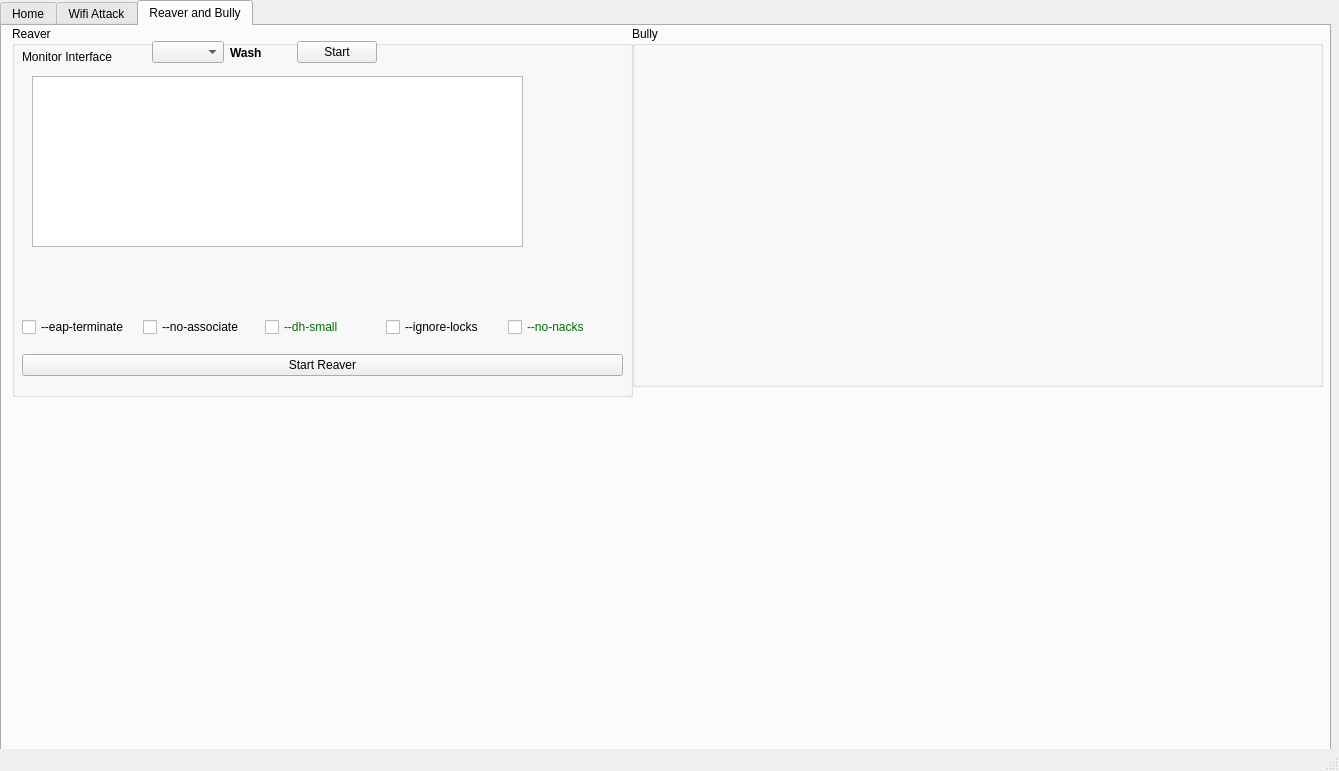
houcy/wifern, file wifern.ui: the form before one commit.
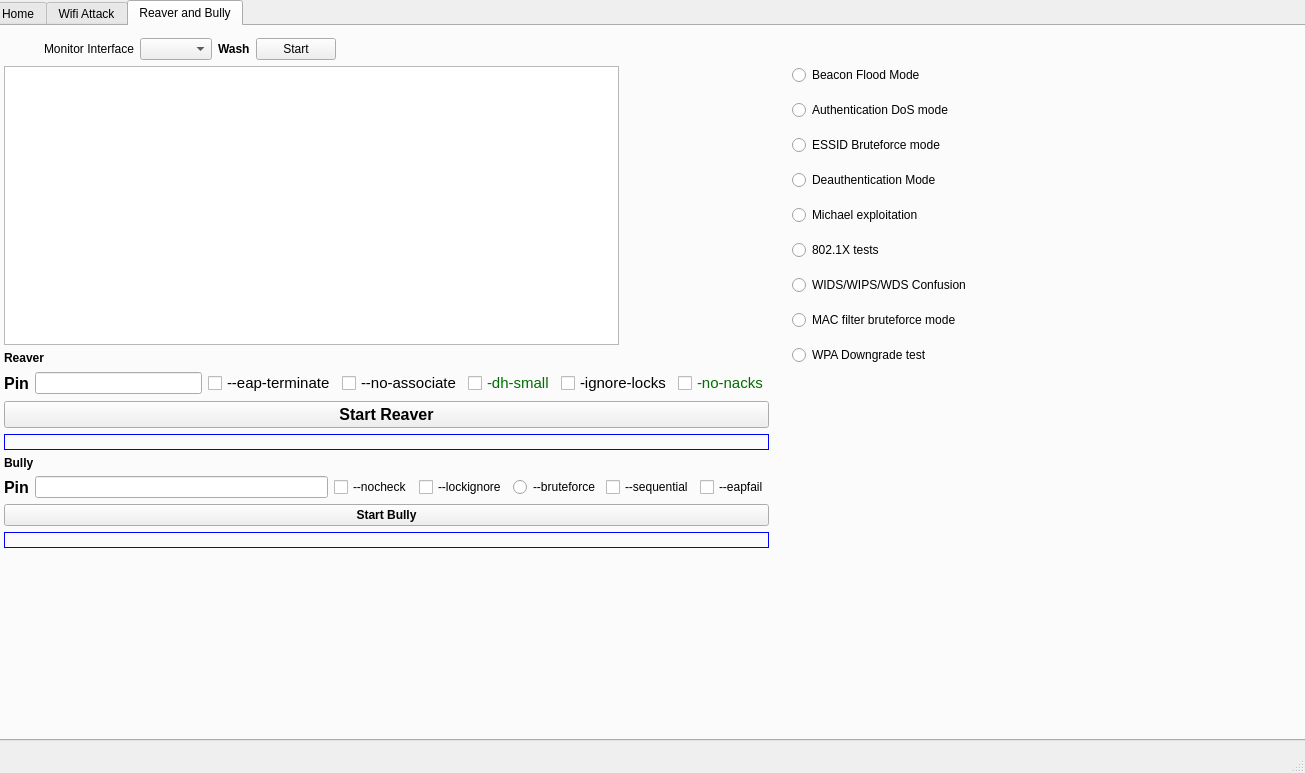
The form after the commit. The open tabs and pages were chosen to show the change. Icons and pictures are not drawn.

```diff
--- a/wifern.ui
+++ b/wifern.ui
@@ -6,8 +6,8 @@
    <rect>
     <x>0</x>
     <y>0</y>
-    <width>1339</width>
-    <height>771</height>
+    <width>1305</width>
+    <height>773</height>
    </rect>
   </property>
   <property name="sizePolicy">
@@ -17,7 +17,7 @@
    </sizepolicy>
   </property>
   <property name="windowTitle">
-   <string>MainWindow</string>
+   <string>Wifern</string>
   </property>
   <property name="toolButtonStyle">
    <enum>Qt::ToolButtonIconOnly</enum>
@@ -26,10 +26,10 @@
    <widget class="QTabWidget" name="tabWidget">
     <property name="geometry">
      <rect>
-      <x>0</x>
+      <x>-10</x>
       <y>0</y>
-      <width>1331</width>
-      <height>771</height>
+      <width>1431</width>
+      <height>741</height>
      </rect>
     </property>
     <property name="sizePolicy">
@@ -50,6 +50,9 @@
       <height>30</height>
      </size>
     </property>
+    <property name="documentMode">
+     <bool>false</bool>
+    </property>
     <widget class="QWidget" name="home_tab">
      <attribute name="icon">
       <iconset resource="Resources/wifern.qrc">
@@ -85,55 +88,13 @@
          <property name="alignment">
           <set>Qt::AlignLeading|Qt::AlignLeft|Qt::AlignTop</set>
          </property>
-         <widget class="QTableWidget" name="my_tableWidget">
-          <property name="geometry">
-           <rect>
-            <x>0</x>
-            <y>110</y>
-            <width>271</width>
-            <height>561</height>
-           </rect>
-          </property>
-          <property name="font">
-           <font>
-            <pointsize>10</pointsize>
-           </font>
-          </property>
-          <property name="styleSheet">
-           <string notr="true">color:rgb(0, 109, 0)</string>
-          </property>
-          <property name="frameShape">
-           <enum>QFrame::StyledPanel</enum>
-          </property>
-          <property name="selectionMode">
-           <enum>QAbstractItemView::SingleSelection</enum>
-          </property>
-          <property name="selectionBehavior">
-           <enum>QAbstractItemView::SelectRows</enum>
-          </property>
-          <column>
-           <property name="text">
-            <string>Program</string>
-           </property>
-          </column>
-          <column>
-           <property name="text">
-            <string>Available</string>
-           </property>
-          </column>
-          <column>
-           <property name="text">
-            <string>Required</string>
-           </property>
-          </column>
-         </widget>
          <widget class="QGroupBox" name="groupBox_2">
           <property name="geometry">
            <rect>
             <x>290</x>
             <y>0</y>
-            <width>1001</width>
-            <height>691</height>
+            <width>971</width>
+            <height>671</height>
            </rect>
           </property>
           <property name="title">
@@ -143,9 +104,9 @@
            <property name="geometry">
             <rect>
              <x>10</x>
-             <y>30</y>
-             <width>251</width>
-             <height>141</height>
+             <y>20</y>
+             <width>286</width>
+             <height>187</height>
             </rect>
            </property>
            <property name="title">
@@ -156,8 +117,8 @@
              <rect>
               <x>10</x>
               <y>20</y>
-              <width>224</width>
-              <height>109</height>
+              <width>266</width>
+              <height>147</height>
              </rect>
             </property>
             <layout class="QGridLayout" name="gridLayout_2">
@@ -170,19 +131,6 @@
              </item>
              <item row="1" column="0">
               <layout class="QGridLayout" name="gridLayout">
-               <item row="0" column="0">
-                <widget class="QComboBox" name="adapters_comboBox"/>
-               </item>
-               <item row="0" column="1">
-                <widget class="QPushButton" name="wlan0_monitor_Button">
-                 <property name="text">
-                  <string>&lt;- Monitor Mode</string>
-                 </property>
-                </widget>
-               </item>
-               <item row="1" column="0">
-                <widget class="QComboBox" name="monitors_comboBox"/>
-               </item>
                <item row="1" column="1">
                 <widget class="QPushButton" name="wlan1_monitor_button">
                  <property name="text">
@@ -190,6 +138,45 @@
                  </property>
                 </widget>
                </item>
+               <item row="1" column="0">
+                <widget class="QComboBox" name="monitors_comboBox"/>
+               </item>
+               <item row="0" column="1">
+                <widget class="QPushButton" name="wlan0_monitor_Button">
+                 <property name="text">
+                  <string>&lt;- Monitor Mode</string>
+                 </property>
+                </widget>
+               </item>
+               <item row="0" column="0">
+                <widget class="QComboBox" name="adapters_comboBox"/>
+               </item>
+               <item row="2" column="1">
+                <spacer name="verticalSpacer">
+                 <property name="orientation">
+                  <enum>Qt::Vertical</enum>
+                 </property>
+                 <property name="sizeHint" stdset="0">
+                  <size>
+                   <width>20</width>
+                   <height>40</height>
+                  </size>
+                 </property>
+                </spacer>
+               </item>
+               <item row="2" column="0">
+                <spacer name="verticalSpacer_2">
+                 <property name="orientation">
+                  <enum>Qt::Vertical</enum>
+                 </property>
+                 <property name="sizeHint" stdset="0">
+                  <size>
+                   <width>20</width>
+                   <height>40</height>
+                  </size>
+                 </property>
+                </spacer>
+               </item>
               </layout>
              </item>
             </layout>
@@ -198,8 +185,8 @@
           <widget class="QGroupBox" name="groupBox_3">
            <property name="geometry">
             <rect>
-             <x>270</x>
-             <y>0</y>
+             <x>310</x>
+             <y>10</y>
              <width>531</width>
              <height>261</height>
             </rect>
@@ -207,7 +194,7 @@
            <property name="title">
             <string>Wordlist Tools</string>
            </property>
-           <widget class="QWidget" name="">
+           <widget class="QWidget" name="layoutWidget">
             <property name="geometry">
              <rect>
               <x>1</x>
@@ -296,7 +283,7 @@
           <widget class="QLCDNumber" name="lcd_time_Number">
            <property name="geometry">
             <rect>
-             <x>900</x>
+             <x>860</x>
              <y>0</y>
              <width>111</width>
              <height>31</height>
@@ -313,16 +300,134 @@
             <string notr="true">color:rgb(255, 0, 0)</string>
            </property>
           </widget>
+          <widget class="QGroupBox" name="groupBox_5">
+           <property name="geometry">
+            <rect>
+             <x>30</x>
+             <y>210</y>
+             <width>251</width>
+             <height>121</height>
+            </rect>
+           </property>
+           <property name="title">
+            <string>GroupBox</string>
+           </property>
+           <widget class="QLineEdit" name="mac_gen_lineEdit">
+            <property name="geometry">
+             <rect>
+              <x>150</x>
+              <y>80</y>
+              <width>91</width>
+              <height>31</height>
+             </rect>
+            </property>
+           </widget>
+           <widget class="QPushButton" name="mac_gen_Button">
+            <property name="geometry">
+             <rect>
+              <x>17</x>
+              <y>80</y>
+              <width>127</width>
+              <height>31</height>
+             </rect>
+            </property>
+            <property name="text">
+             <string>Generate MAC's</string>
+            </property>
+           </widget>
+           <widget class="QLabel" name="label_11">
+            <property name="geometry">
+             <rect>
+              <x>17</x>
+              <y>25</y>
+              <width>231</width>
+              <height>51</height>
+             </rect>
+            </property>
+            <property name="text">
+             <string>Generate MAC addresses for use with mdk3 and store in wifern.txt</string>
+            </property>
+            <property name="wordWrap">
+             <bool>true</bool>
+            </property>
+           </widget>
+          </widget>
+         </widget>
+         <widget class="QGroupBox" name="groupBox_4">
+          <property name="geometry">
+           <rect>
+            <x>0</x>
+            <y>20</y>
+            <width>291</width>
+            <height>681</height>
+           </rect>
+          </property>
+          <property name="title">
+           <string/>
+          </property>
+          <widget class="QTableWidget" name="my_tableWidget">
+           <property name="geometry">
+            <rect>
+             <x>10</x>
+             <y>90</y>
+             <width>271</width>
+             <height>561</height>
+            </rect>
+           </property>
+           <property name="sizePolicy">
+            <sizepolicy hsizetype="Fixed" vsizetype="Fixed">
+             <horstretch>0</horstretch>
+             <verstretch>0</verstretch>
+            </sizepolicy>
+           </property>
+           <property name="font">
+            <font>
+             <pointsize>10</pointsize>
+            </font>
+           </property>
+           <property name="styleSheet">
+            <string notr="true">color:rgb(0, 109, 0)</string>
+           </property>
+           <property name="frameShape">
+            <enum>QFrame::StyledPanel</enum>
+           </property>
+           <property name="selectionMode">
+            <enum>QAbstractItemView::SingleSelection</enum>
+           </property>
+           <property name="selectionBehavior">
+            <enum>QAbstractItemView::SelectRows</enum>
+           </property>
+           <column>
+            <property name="text">
+             <string>Program</string>
+            </property>
+           </column>
+           <column>
+            <property name="text">
+             <string>Available</string>
+            </property>
+           </column>
+           <column>
+            <property name="text">
+             <string>Required</string>
+            </property>
+           </column>
          </widget>
          <widget class="QLabel" name="label_5">
           <property name="geometry">
            <rect>
             <x>10</x>
-            <y>20</y>
+             <y>0</y>
             <width>281</width>
             <height>91</height>
            </rect>
           </property>
+           <property name="sizePolicy">
+            <sizepolicy hsizetype="Fixed" vsizetype="Fixed">
+             <horstretch>0</horstretch>
+             <verstretch>0</verstretch>
+            </sizepolicy>
+           </property>
           <property name="text">
            <string>This is a list of programs that are required for the application to run smothly and some programs that help you with diferent aspects of your network testing.</string>
           </property>
@@ -331,6 +436,7 @@
           </property>
          </widget>
         </widget>
+        </widget>
        </item>
       </layout>
      </widget>
@@ -346,7 +452,7 @@
      <widget class="QPushButton" name="access_pointScan_Button">
       <property name="geometry">
        <rect>
-        <x>0</x>
+        <x>40</x>
         <y>10</y>
         <width>181</width>
         <height>31</height>
@@ -365,9 +471,9 @@
      <widget class="QTableView" name="accessPointTable">
       <property name="geometry">
        <rect>
-        <x>0</x>
+        <x>30</x>
         <y>50</y>
-        <width>1041</width>
+        <width>1011</width>
         <height>611</height>
        </rect>
       </property>
@@ -399,8 +505,8 @@
      <widget class="QGroupBox" name="EncryptionGroupBox">
       <property name="geometry">
        <rect>
-        <x>1050</x>
-        <y>50</y>
+        <x>1060</x>
+        <y>90</y>
         <width>241</width>
         <height>71</height>
        </rect>
@@ -451,8 +557,8 @@
      <widget class="QGroupBox" name="dictionary_groupBox">
       <property name="geometry">
        <rect>
-        <x>1050</x>
-        <y>130</y>
+        <x>1060</x>
+        <y>170</y>
         <width>241</width>
         <height>91</height>
        </rect>
@@ -487,8 +593,8 @@
      <widget class="QGroupBox" name="Clients_Groupbox">
       <property name="geometry">
        <rect>
-        <x>1050</x>
-        <y>230</y>
+        <x>1060</x>
+        <y>270</y>
         <width>231</width>
         <height>141</height>
        </rect>
@@ -523,8 +629,8 @@
      <widget class="QGroupBox" name="toolbox_groupBox">
       <property name="geometry">
        <rect>
-        <x>1050</x>
-        <y>390</y>
+        <x>1060</x>
+        <y>430</y>
         <width>241</width>
         <height>171</height>
        </rect>
@@ -619,48 +725,172 @@
      <attribute name="title">
       <string>Reaver and Bully</string>
      </attribute>
-     <widget class="QGroupBox" name="reaver_groupBox">
+     <widget class="QWidget" name="layoutWidget">
       <property name="geometry">
        <rect>
-        <x>10</x>
-        <y>0</y>
-        <width>621</width>
-        <height>371</height>
+        <x>800</x>
+        <y>30</y>
+        <width>222</width>
+        <height>322</height>
        </rect>
       </property>
-      <property name="styleSheet">
-       <string notr="true"/>
-      </property>
-      <property name="title">
-       <string>Reaver</string>
-      </property>
+      <layout class="QVBoxLayout" name="verticalLayout_6">
+       <item>
+        <widget class="QRadioButton" name="radioButton_9">
+         <property name="text">
+          <string>Beacon Flood Mode</string>
+         </property>
+        </widget>
+       </item>
+       <item>
+        <widget class="QRadioButton" name="radioButton_8">
+         <property name="text">
+          <string>Authentication DoS mode</string>
+         </property>
+        </widget>
+       </item>
+       <item>
+        <widget class="QRadioButton" name="radioButton_6">
+         <property name="text">
+          <string>ESSID Bruteforce mode</string>
+         </property>
+        </widget>
+       </item>
+       <item>
+        <widget class="QRadioButton" name="radioButton_5">
+         <property name="text">
+          <string>Deauthentication Mode</string>
+         </property>
+        </widget>
+       </item>
+       <item>
+        <widget class="QRadioButton" name="radioButton_4">
+         <property name="text">
+          <string>Michael exploitation</string>
+         </property>
+        </widget>
+       </item>
+       <item>
+        <widget class="QRadioButton" name="radioButton_7">
+         <property name="text">
+          <string>802.1X tests</string>
+         </property>
+        </widget>
+       </item>
+       <item>
+        <widget class="QRadioButton" name="radioButton_3">
+         <property name="text">
+          <string>WIDS/WIPS/WDS Confusion</string>
+         </property>
+        </widget>
+       </item>
+       <item>
+        <widget class="QRadioButton" name="radioButton">
+         <property name="text">
+          <string>MAC filter bruteforce mode</string>
+         </property>
+        </widget>
+       </item>
+       <item>
+        <widget class="QRadioButton" name="radioButton_2">
+         <property name="text">
+          <string>WPA Downgrade test</string>
+         </property>
+        </widget>
+       </item>
+      </layout>
+     </widget>
+     <widget class="QWidget" name="layoutWidget">
+      <property name="geometry">
+       <rect>
+        <x>12</x>
+        <y>12</y>
+        <width>765</width>
+        <height>510</height>
+       </rect>
+      </property>
+      <layout class="QVBoxLayout" name="verticalLayout_4">
+       <item>
+        <layout class="QVBoxLayout" name="verticalLayout">
+         <item>
+          <layout class="QHBoxLayout" name="horizontalLayout_3">
+           <item>
+            <spacer name="horizontalSpacer">
+             <property name="orientation">
+              <enum>Qt::Horizontal</enum>
+             </property>
+             <property name="sizeType">
+              <enum>QSizePolicy::Minimum</enum>
+             </property>
+             <property name="sizeHint" stdset="0">
+              <size>
+               <width>40</width>
+               <height>20</height>
+              </size>
+             </property>
+            </spacer>
+           </item>
+           <item>
       <widget class="QLabel" name="label_3">
-       <property name="geometry">
-        <rect>
-         <x>10</x>
-         <y>20</y>
-         <width>131</width>
-         <height>21</height>
-        </rect>
-       </property>
        <property name="text">
         <string>Monitor Interface</string>
        </property>
       </widget>
+           </item>
+           <item>
+            <layout class="QHBoxLayout" name="horizontalLayout_2">
+             <item>
+              <widget class="QComboBox" name="Monitor_select_comboBox"/>
+             </item>
+             <item>
+              <widget class="QLabel" name="label_4">
+               <property name="font">
+                <font>
+                 <weight>75</weight>
+                 <bold>true</bold>
+                </font>
+               </property>
+               <property name="text">
+                <string>Wash</string>
+               </property>
+              </widget>
+             </item>
+             <item>
+              <widget class="QPushButton" name="start_wash_Button">
+               <property name="text">
+                <string>Start</string>
+               </property>
+              </widget>
+             </item>
+             <item>
+              <spacer name="horizontalSpacer_2">
+               <property name="orientation">
+                <enum>Qt::Horizontal</enum>
+               </property>
+               <property name="sizeType">
+                <enum>QSizePolicy::Expanding</enum>
+               </property>
+               <property name="sizeHint" stdset="0">
+                <size>
+                 <width>40</width>
+                 <height>20</height>
+                </size>
+               </property>
+              </spacer>
+             </item>
+            </layout>
+           </item>
+          </layout>
+         </item>
+         <item>
+          <layout class="QHBoxLayout" name="horizontalLayout_6">
+           <item>
       <widget class="QTableView" name="wash_tableView">
-       <property name="geometry">
-        <rect>
-         <x>20</x>
-         <y>50</y>
-         <width>491</width>
-         <height>171</height>
-        </rect>
-       </property>
        <property name="font">
         <font>
          <pointsize>11</pointsize>
-         <weight>75</weight>
-         <bold>true</bold>
+               <weight>50</weight>
+               <bold>false</bold>
         </font>
        </property>
        <property name="autoFillBackground">
@@ -700,71 +930,98 @@
         <bool>false</bool>
        </property>
       </widget>
-      <widget class="QWidget" name="layoutWidget_2">
-       <property name="geometry">
-        <rect>
-         <x>140</x>
-         <y>10</y>
-         <width>225</width>
-         <height>33</height>
-        </rect>
-       </property>
-       <layout class="QHBoxLayout" name="horizontalLayout_2">
-        <item>
-         <widget class="QComboBox" name="Monitor_select_comboBox"/>
         </item>
         <item>
-         <widget class="QLabel" name="label_4">
-          <property name="font">
-           <font>
-            <weight>75</weight>
-            <bold>true</bold>
-           </font>
-          </property>
-          <property name="text">
-           <string>Wash</string>
-          </property>
-         </widget>
-        </item>
-        <item>
-         <widget class="QPushButton" name="start_wash_Button">
-          <property name="text">
-           <string>Start</string>
-          </property>
-         </widget>
-        </item>
-       </layout>
-      </widget>
+            <spacer name="horizontalSpacer_3">
+             <property name="orientation">
+              <enum>Qt::Horizontal</enum>
+             </property>
+             <property name="sizeType">
+              <enum>QSizePolicy::Preferred</enum>
+             </property>
+             <property name="sizeHint" stdset="0">
+              <size>
+               <width>150</width>
+               <height>20</height>
+              </size>
+             </property>
+            </spacer>
+           </item>
+          </layout>
+         </item>
+        </layout>
+       </item>
+       <item>
+        <layout class="QGridLayout" name="gridLayout_4">
+         <item row="2" column="0">
       <widget class="QLabel" name="reaver_command_label">
-       <property name="geometry">
-        <rect>
-         <x>-10</x>
-         <y>220</y>
-         <width>631</width>
-         <height>41</height>
-        </rect>
-       </property>
        <property name="styleSheet">
         <string notr="true">color: rgb(0, 0, 255);</string>
        </property>
+           <property name="frameShape">
+            <enum>QFrame::Box</enum>
+           </property>
        <property name="text">
         <string/>
        </property>
       </widget>
-      <widget class="QWidget" name="layoutWidget_3">
-       <property name="geometry">
-        <rect>
-         <x>10</x>
-         <y>280</y>
-         <width>601</width>
-         <height>81</height>
-        </rect>
-       </property>
+         </item>
+         <item row="0" column="0">
        <layout class="QVBoxLayout" name="verticalLayout_3">
+           <item>
+            <widget class="QLabel" name="label_8">
+             <property name="font">
+              <font>
+               <weight>75</weight>
+               <bold>true</bold>
+              </font>
+             </property>
+             <property name="text">
+              <string>Reaver</string>
+             </property>
+            </widget>
+           </item>
         <item>
          <layout class="QHBoxLayout" name="horizontalLayout">
+             <item>
+              <widget class="QLabel" name="label_6">
+               <property name="font">
+                <font>
+                 <pointsize>12</pointsize>
+                 <weight>75</weight>
+                 <bold>true</bold>
+                </font>
+               </property>
+               <property name="text">
+                <string>Pin</string>
+               </property>
+               <property name="alignment">
+                <set>Qt::AlignRight|Qt::AlignTrailing|Qt::AlignVCenter</set>
+               </property>
+              </widget>
+             </item>
+             <item>
+              <widget class="QLineEdit" name="reaverPin_lineEdit">
+               <property name="layoutDirection">
+                <enum>Qt::RightToLeft</enum>
+               </property>
+               <property name="inputMask">
+                <string/>
+               </property>
+               <property name="maxLength">
+                <number>8</number>
+               </property>
+              </widget>
+             </item>
           <item>
            <widget class="QCheckBox" name="reaver_eapterminate">
+               <property name="font">
+                <font>
+                 <pointsize>11</pointsize>
+                 <weight>50</weight>
+                 <bold>false</bold>
+                </font>
+               </property>
             <property name="text">
              <string>--eap-terminate</string>
             </property>
@@ -772,6 +1029,13 @@
           </item>
           <item>
            <widget class="QCheckBox" name="reaver_onAssoc">
+               <property name="font">
+                <font>
+                 <pointsize>11</pointsize>
+                 <weight>50</weight>
+                 <bold>false</bold>
+                </font>
+               </property>
             <property name="text">
              <string>--no-associate</string>
             </property>
@@ -779,56 +1043,183 @@
           </item>
           <item>
            <widget class="QCheckBox" name="reaver_dhsmall">
+               <property name="font">
+                <font>
+                 <pointsize>11</pointsize>
+                 <weight>50</weight>
+                 <bold>false</bold>
+                </font>
+               </property>
             <property name="styleSheet">
              <string notr="true">color:rgb(0, 109, 0)</string>
             </property>
             <property name="text">
-             <string>--dh-small</string>
+                <string>-dh-small</string>
             </property>
            </widget>
           </item>
           <item>
            <widget class="QCheckBox" name="reaver_ignorelocks">
+               <property name="font">
+                <font>
+                 <pointsize>11</pointsize>
+                 <weight>50</weight>
+                 <bold>false</bold>
+                </font>
+               </property>
             <property name="text">
-             <string>--ignore-locks</string>
+                <string>-ignore-locks</string>
             </property>
            </widget>
           </item>
           <item>
            <widget class="QCheckBox" name="reaver_nonacks">
+               <property name="font">
+                <font>
+                 <pointsize>11</pointsize>
+                 <weight>50</weight>
+                 <bold>false</bold>
+                </font>
+               </property>
             <property name="styleSheet">
              <string notr="true">color:rgb(0, 109, 0)</string>
             </property>
             <property name="text">
-             <string>--no-nacks</string>
+                <string>-no-nacks</string>
             </property>
            </widget>
           </item>
          </layout>
         </item>
+          </layout>
+         </item>
+         <item row="1" column="0">
+          <layout class="QHBoxLayout" name="horizontalLayout_5">
         <item>
          <widget class="QPushButton" name="startReaver_Button">
+             <property name="font">
+              <font>
+               <pointsize>12</pointsize>
+               <weight>75</weight>
+               <bold>true</bold>
+              </font>
+             </property>
           <property name="text">
            <string>Start Reaver</string>
           </property>
          </widget>
         </item>
        </layout>
-      </widget>
-     </widget>
-     <widget class="QGroupBox" name="groupBox_5">
-      <property name="geometry">
-       <rect>
-        <x>630</x>
-        <y>0</y>
-        <width>691</width>
-        <height>361</height>
-       </rect>
-      </property>
-      <property name="title">
+         </item>
+         <item row="3" column="0">
+          <layout class="QVBoxLayout" name="verticalLayout_5">
+           <item>
+            <widget class="QLabel" name="label_9">
+             <property name="font">
+              <font>
+               <weight>75</weight>
+               <bold>true</bold>
+              </font>
+             </property>
+             <property name="text">
        <string>Bully</string>
       </property>
      </widget>
+           </item>
+           <item>
+            <layout class="QHBoxLayout" name="horizontalLayout_4">
+             <item>
+              <widget class="QLabel" name="label_7">
+               <property name="font">
+                <font>
+                 <pointsize>12</pointsize>
+                 <weight>75</weight>
+                 <bold>true</bold>
+                </font>
+               </property>
+               <property name="text">
+                <string>Pin</string>
+               </property>
+              </widget>
+             </item>
+             <item>
+              <widget class="QLineEdit" name="lineEdit">
+               <property name="maxLength">
+                <number>8</number>
+               </property>
+              </widget>
+             </item>
+             <item>
+              <widget class="QCheckBox" name="checkBox_4">
+               <property name="text">
+                <string>--nocheck</string>
+               </property>
+              </widget>
+             </item>
+             <item>
+              <widget class="QCheckBox" name="checkBox_3">
+               <property name="text">
+                <string>--lockignore</string>
+               </property>
+              </widget>
+             </item>
+             <item>
+              <widget class="QRadioButton" name="radioButton">
+               <property name="text">
+                <string>--bruteforce</string>
+               </property>
+              </widget>
+             </item>
+             <item>
+              <widget class="QCheckBox" name="checkBox_2">
+               <property name="text">
+                <string>--sequential</string>
+               </property>
+              </widget>
+             </item>
+             <item>
+              <widget class="QCheckBox" name="checkBox_5">
+               <property name="text">
+                <string>--eapfail</string>
+               </property>
+              </widget>
+             </item>
+            </layout>
+           </item>
+           <item>
+            <widget class="QPushButton" name="pushButton_6">
+             <property name="font">
+              <font>
+               <weight>75</weight>
+               <bold>true</bold>
+              </font>
+             </property>
+             <property name="text">
+              <string>Start Bully</string>
+             </property>
+            </widget>
+           </item>
+           <item>
+            <widget class="QLabel" name="label_10">
+             <property name="styleSheet">
+              <string notr="true">color: rgb(0, 0, 255);</string>
+             </property>
+             <property name="frameShape">
+              <enum>QFrame::Box</enum>
+             </property>
+             <property name="text">
+              <string/>
+             </property>
+            </widget>
+           </item>
+          </layout>
+         </item>
+        </layout>
+       </item>
+      </layout>
+     </widget>
+     <zorder>layoutWidget</zorder>
+     <zorder>layoutWidget</zorder>
     </widget>
    </widget>
   </widget>
```
Lines whose indentation alone changed are shown as unchanged.
